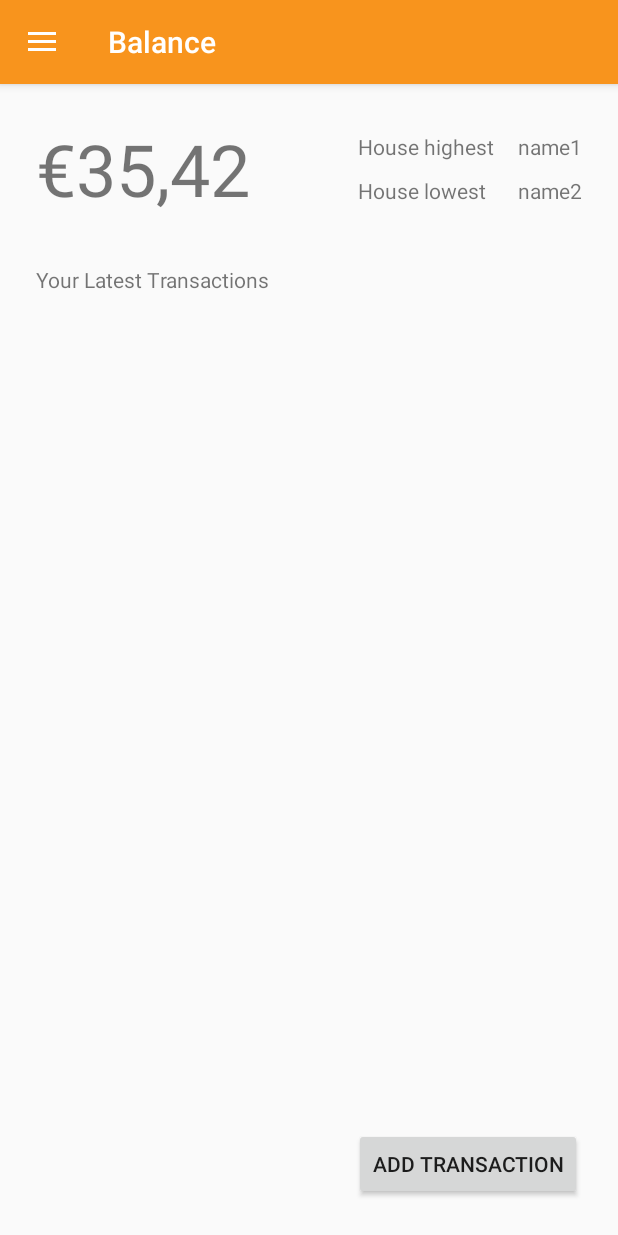
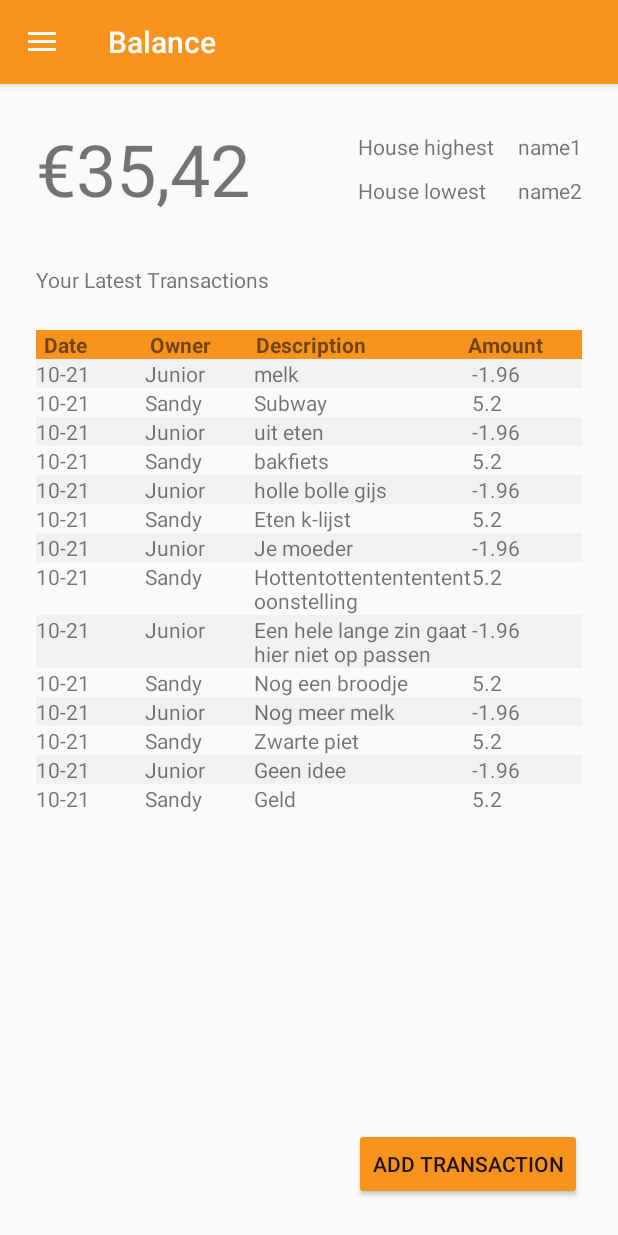
Before and after one commit to CoenNeefjes/Dirty-A-App, an Android app: the screen it shows after launch (MainActivity), after a tap on "Balance", on a phone screen of 412 x 824 dp. Run offline under Robolectric (Android 15) with nearby library versions, the phone set to English and light mode, and no system bars; 1 other tap on this screen came first.

Commit message:
added table for transactions on balance fragment

```diff
--- /dev/null
+++ b/app/src/main/java/com/example/dirty_a/dataproviders/TransactionDataProvider.java
@@ -0,0 +1,47 @@
+package com.example.dirty_a.dataproviders;
+
+import com.example.dirty_a.model.Transaction;
+
+import java.math.BigDecimal;
+import java.util.ArrayList;
+import java.util.Arrays;
+import java.util.Date;
+import java.util.List;
+
+public class TransactionDataProvider {
+
+    private static final TransactionDataProvider instance = new TransactionDataProvider();
+
+    private List<Transaction> transactions = new ArrayList<>();
+
+    private TransactionDataProvider() {
+        setTestData();
+    }
+
+    public static TransactionDataProvider getInstance() {
+        return instance;
+    }
+
+    public List<Transaction> getTransactions() {
+        return this.transactions;
+    }
+
+    private void setTestData() {
+        this.transactions.addAll(Arrays.asList(
+                new Transaction(new Date(), "melk", "Junior", BigDecimal.valueOf(-1.96)),
+                new Transaction(new Date(), "Subway", "Sandy", BigDecimal.valueOf(5.20)),
+                new Transaction(new Date(), "uit eten", "Junior", BigDecimal.valueOf(-1.96)),
+                new Transaction(new Date(), "bakfiets", "Sandy", BigDecimal.valueOf(5.20)),
+                new Transaction(new Date(), "holle bolle gijs", "Junior", BigDecimal.valueOf(-1.96)),
+                new Transaction(new Date(), "Eten k-lijst", "Sandy", BigDecimal.valueOf(5.20)),
+                new Transaction(new Date(), "Je moeder", "Junior", BigDecimal.valueOf(-1.96)),
+                new Transaction(new Date(), "Hottentottententententoonstelling", "Sandy", BigDecimal.valueOf(5.20)),
+                new Transaction(new Date(), "Een hele lange zin gaat hier niet op passen", "Junior", BigDecimal.valueOf(-1.96)),
+                new Transaction(new Date(), "Nog een broodje", "Sandy", BigDecimal.valueOf(5.20)),
+                new Transaction(new Date(), "Nog meer melk", "Junior", BigDecimal.valueOf(-1.96)),
+                new Transaction(new Date(), "Zwarte piet", "Sandy", BigDecimal.valueOf(5.20)),
+                new Transaction(new Date(), "Geen idee", "Junior", BigDecimal.valueOf(-1.96)),
+                new Transaction(new Date(), "Geld", "Sandy", BigDecimal.valueOf(5.20))
+        ));
+    }
+}
--- a/app/src/main/java/com/example/dirty_a/fragments/BalanceOverviewFragment.java
+++ b/app/src/main/java/com/example/dirty_a/fragments/BalanceOverviewFragment.java
@@ -1,16 +1,36 @@
 package com.example.dirty_a.fragments;
 
+import android.graphics.Color;
 import android.os.Bundle;
 import android.support.annotation.NonNull;
 import android.support.annotation.Nullable;
 import android.support.v4.app.Fragment;
+import android.support.v4.widget.TextViewCompat;
 import android.view.LayoutInflater;
 import android.view.View;
 import android.view.ViewGroup;
+import android.widget.TableLayout;
+import android.widget.TableRow;
+import android.widget.TextView;
 
 import com.example.dirty_a.R;
+import com.example.dirty_a.dataproviders.TransactionDataProvider;
+import com.example.dirty_a.model.Transaction;
+
+import java.text.DateFormat;
+import java.text.ParseException;
+import java.text.SimpleDateFormat;
+import java.util.ArrayList;
+import java.util.List;
 
 public class BalanceOverviewFragment extends Fragment {
+
+    // UI elements
+    private TableLayout transactionTable;
+
+    // Data
+    private List<Transaction> transactions = new ArrayList<>();
+    private DateFormat dateFormat = new SimpleDateFormat("MM-dd");
 
     @Nullable
     @Override
@@ -22,8 +42,43 @@ public class BalanceOverviewFragment extends Fragment {
     @Override
     public void onActivityCreated(@Nullable Bundle savedInstanceState) {
         super.onActivityCreated(savedInstanceState);
+
+        // Set UI elements
+        transactionTable = getActivity().findViewById(R.id.balance_overview_transaction_table);
+
+        // Get test data
+        this.transactions.addAll(TransactionDataProvider.getInstance().getTransactions());
+
+        // Set table data
+        setTableData();
     }
 
-    //TODO: make balance list with 3 columns: date, subject, your balance difference
+    private void setTableData() {
+        for (int i=0; i<this.transactions.size(); i++) {
+            transactionTable.addView(createTableRow(transactions.get(i), i%2 == 0));
+        }
+    }
+
+    private TableRow createTableRow(Transaction transaction, boolean hasEvenIndex) {
+        TableRow tableRow = new TableRow(this.getContext());
+
+        tableRow.addView(createTableRowTextView(this.dateFormat.format(transaction.getDate()), 1f), 0);
+        tableRow.addView(createTableRowTextView(transaction.getOwner(), 1f), 1);
+        tableRow.addView(createTableRowTextView(transaction.getDescription(), 2f), 2);
+        tableRow.addView(createTableRowTextView(transaction.getAmount().toPlainString(), 1f), 3);
+
+        if (hasEvenIndex) {
+            tableRow.setBackgroundColor(Color.parseColor("#f1f1f1"));
+        }
+
+        return tableRow;
+    }
+
+    private TextView createTableRowTextView(String text, float weight) {
+        TextView textView = new TextView(this.getContext());
+        textView.setLayoutParams(new TableRow.LayoutParams(0, ViewGroup.LayoutParams.WRAP_CONTENT, weight));
+        textView.setText(text);
+        return textView;
+    }
 
 }
--- /dev/null
+++ b/app/src/main/java/com/example/dirty_a/model/Transaction.java
@@ -0,0 +1,35 @@
+package com.example.dirty_a.model;
+
+import java.math.BigDecimal;
+import java.util.Date;
+
+public class Transaction {
+
+    private Date date;
+    private String description;
+    private String owner;
+    private BigDecimal amount;
+
+    public Transaction(Date date, String description, String owner, BigDecimal amount) {
+        this.date = date;
+        this.description = description;
+        this.owner = owner;
+        this.amount = amount;
+    }
+
+    public Date getDate() {
+        return date;
+    }
+
+    public String getDescription() {
+        return description;
+    }
+
+    public String getOwner() {
+        return owner;
+    }
+
+    public BigDecimal getAmount() {
+        return amount;
+    }
+}
--- a/app/src/main/res/layout/fragment_balance_overview.xml
+++ b/app/src/main/res/layout/fragment_balance_overview.xml
@@ -7,7 +7,7 @@
     android:layout_height="match_parent">
 
     <TextView
-        android:id="@+id/textView3"
+        android:id="@+id/balance_overview_euro_text"
         android:layout_width="wrap_content"
         android:layout_height="wrap_content"
         android:layout_marginStart="24dp"
@@ -18,83 +18,147 @@
         app:layout_constraintTop_toTopOf="parent" />
 
     <TextView
-        android:id="@+id/textView4"
+        android:id="@+id/balance_overview_balance"
         android:layout_width="wrap_content"
         android:layout_height="wrap_content"
         android:text="35,42"
         android:textSize="48sp"
-        app:layout_constraintBottom_toBottomOf="@+id/textView3"
-        app:layout_constraintStart_toEndOf="@+id/textView3"
-        app:layout_constraintTop_toTopOf="@+id/textView3" />
+        app:layout_constraintBottom_toBottomOf="@+id/balance_overview_euro_text"
+        app:layout_constraintStart_toEndOf="@+id/balance_overview_euro_text"
+        app:layout_constraintTop_toTopOf="@+id/balance_overview_euro_text" />
 
     <TextView
-        android:id="@+id/textView16"
+        android:id="@+id/balance_overview_highest_text"
         android:layout_width="wrap_content"
         android:layout_height="wrap_content"
         android:layout_marginTop="8dp"
         android:layout_marginEnd="16dp"
         android:text="House highest"
-        app:layout_constraintEnd_toStartOf="@+id/textView18"
-        app:layout_constraintTop_toTopOf="@+id/textView4" />
+        app:layout_constraintEnd_toStartOf="@+id/balance_overview_highest"
+        app:layout_constraintTop_toTopOf="@+id/balance_overview_balance" />
 
     <TextView
-        android:id="@+id/textView17"
+        android:id="@+id/balance_overview_lowest_text"
         android:layout_width="wrap_content"
         android:layout_height="wrap_content"
         android:layout_marginBottom="8dp"
         android:text="House lowest"
-        app:layout_constraintBottom_toBottomOf="@+id/textView4"
-        app:layout_constraintStart_toStartOf="@+id/textView16" />
+        app:layout_constraintBottom_toBottomOf="@+id/balance_overview_balance"
+        app:layout_constraintStart_toStartOf="@+id/balance_overview_highest_text" />
 
     <TextView
-        android:id="@+id/textView18"
+        android:id="@+id/balance_overview_highest"
         android:layout_width="wrap_content"
         android:layout_height="wrap_content"
         android:layout_marginEnd="24dp"
         android:text="name1"
-        app:layout_constraintBottom_toBottomOf="@+id/textView16"
+        app:layout_constraintBottom_toBottomOf="@+id/balance_overview_highest_text"
         app:layout_constraintEnd_toEndOf="parent"
-        app:layout_constraintTop_toTopOf="@+id/textView16" />
+        app:layout_constraintTop_toTopOf="@+id/balance_overview_highest_text" />
 
     <TextView
-        android:id="@+id/textView19"
+        android:id="@+id/balance_overview_lowest"
         android:layout_width="wrap_content"
         android:layout_height="wrap_content"
         android:text="name2"
-        app:layout_constraintBottom_toBottomOf="@+id/textView17"
-        app:layout_constraintStart_toStartOf="@+id/textView18"
-        app:layout_constraintTop_toTopOf="@+id/textView17" />
+        app:layout_constraintBottom_toBottomOf="@+id/balance_overview_lowest_text"
+        app:layout_constraintStart_toStartOf="@+id/balance_overview_highest"
+        app:layout_constraintTop_toTopOf="@+id/balance_overview_lowest_text" />
 
     <TextView
-        android:id="@+id/textView20"
+        android:id="@+id/balance_overview_transactions_text"
         android:layout_width="wrap_content"
         android:layout_height="wrap_content"
         android:layout_marginTop="32dp"
         android:text="Your Latest Transactions"
-        app:layout_constraintStart_toStartOf="@+id/textView3"
-        app:layout_constraintTop_toBottomOf="@+id/textView4" />
+        app:layout_constraintStart_toStartOf="@+id/balance_overview_euro_text"
+        app:layout_constraintTop_toBottomOf="@+id/balance_overview_balance" />
+
+    <TableLayout
+        android:id="@+id/balance_overview_headers_table"
+        android:layout_width="0dp"
+        android:layout_height="wrap_content"
+        android:layout_marginStart="24dp"
+        android:layout_marginTop="24dp"
+        android:layout_marginEnd="24dp"
+        android:background="@color/colorPrimary"
+        android:paddingLeft="5dp"
+        android:paddingRight="5dp"
+        app:layout_constraintEnd_toEndOf="parent"
+        app:layout_constraintStart_toStartOf="parent"
+        app:layout_constraintTop_toBottomOf="@+id/balance_overview_transactions_text">
+
+        <TableRow android:id="@+id/balance_overview_headers_row">
+
+            <TextView
+                android:id="@+id/balance_overview_date_header"
+                android:layout_width="0dp"
+                android:layout_height="wrap_content"
+                android:layout_weight="1"
+                android:text="Date"
+                android:textStyle="bold" />
+
+            <TextView
+                android:id="@+id/balance_overview_owner_header"
+                android:layout_width="0dp"
+                android:layout_height="wrap_content"
+                android:layout_weight="1"
+                android:text="Owner"
+                android:textStyle="bold" />
+
+            <TextView
+                android:id="@+id/balance_overview_description_header"
+                android:layout_width="0dp"
+                android:layout_height="wrap_content"
+                android:layout_weight="2"
+                android:text="Description"
+                android:textStyle="bold" />
+
+            <TextView
+                android:id="@+id/balance_overview_amount_header"
+                android:layout_width="0dp"
+                android:layout_height="wrap_content"
+                android:layout_weight="1"
+                android:text="Amount"
+                android:textStyle="bold" />
+        </TableRow>
+    </TableLayout>
 
     <ScrollView
-        android:layout_width="409dp"
+        android:id="@+id/balance_overview_scroll_view"
+        android:layout_width="0dp"
         android:layout_height="0dp"
-        android:layout_marginTop="16dp"
+        android:layout_marginStart="24dp"
+        android:layout_marginEnd="24dp"
         android:layout_marginBottom="24dp"
-        app:layout_constraintBottom_toTopOf="@+id/button"
-        app:layout_constraintTop_toBottomOf="@+id/textView20"
-        tools:layout_editor_absoluteX="1dp">
+        app:layout_constraintBottom_toTopOf="@+id/balance_overview_add_btn"
+        app:layout_constraintEnd_toEndOf="parent"
+        app:layout_constraintHorizontal_bias="0.0"
+        app:layout_constraintStart_toStartOf="parent"
+        app:layout_constraintTop_toBottomOf="@+id/balance_overview_headers_table"
+        app:layout_constraintVertical_bias="1.0">
 
         <LinearLayout
             android:layout_width="match_parent"
             android:layout_height="wrap_content"
-            android:orientation="vertical" />
+            android:orientation="vertical">
+
+            <TableLayout
+                android:id="@+id/balance_overview_transaction_table"
+                android:layout_width="match_parent"
+                android:layout_height="match_parent">
+
+            </TableLayout>
+        </LinearLayout>
     </ScrollView>
 
     <Button
-        android:id="@+id/button"
+        android:id="@+id/balance_overview_add_btn"
         android:layout_width="wrap_content"
         android:layout_height="wrap_content"
         android:layout_marginEnd="24dp"
         android:layout_marginBottom="24dp"
+        android:backgroundTint="@color/colorPrimary"
         android:text="Add Transaction"
         app:layout_constraintBottom_toBottomOf="parent"
         app:layout_constraintEnd_toEndOf="parent" />
--- a/app/src/main/res/menu/activity_main_drawer.xml
+++ b/app/src/main/res/menu/activity_main_drawer.xml
@@ -9,10 +9,6 @@
             android:icon="@drawable/ic_menu_home"
             android:title="Home" />
         <item
-            android:id="@+id/nav_lights"
-            android:icon="@drawable/ic_menu_lightbulb_outline"
-            android:title="Lights" />
-        <item
             android:id="@+id/nav_cooking"
             android:icon="@drawable/ic_menu_restaurant"
             android:title="Cooking" />
@@ -20,6 +16,10 @@
             android:id="@+id/nav_balance"
             android:icon="@drawable/ic_menu_euro_symbol"
             android:title="Balance" />
+        <item
+            android:id="@+id/nav_lights"
+            android:icon="@drawable/ic_menu_lightbulb_outline"
+            android:title="Lights" />
     </group>
 
     <item android:title="Settings">
```
